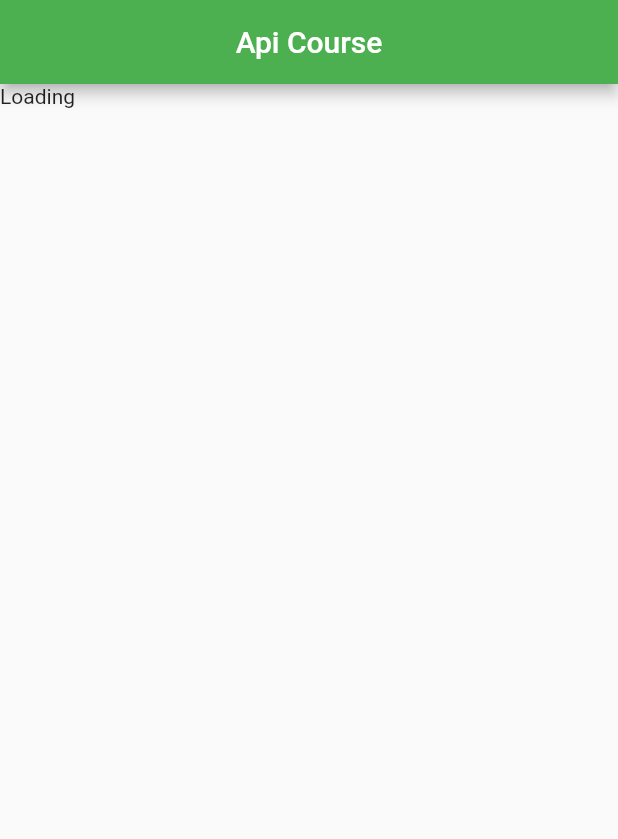
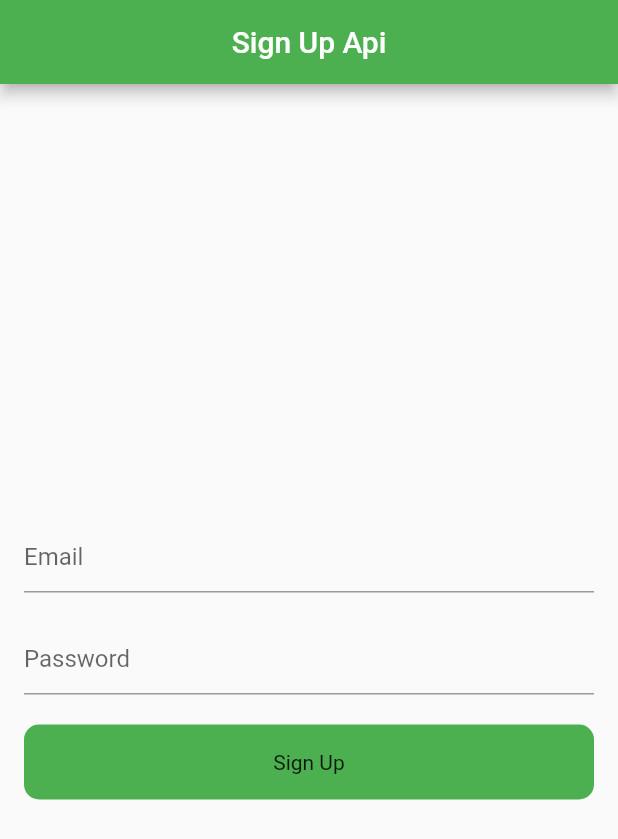
Before and after one commit to saumiknadan/REST_API_Flutter, a Flutter app: the screen it shows after launch, on a phone screen of 412 x 824 dp. Shown: the top 839 px of the screen. Run offline on Flutter 3.47's test engine with Material 2 defaults, Android fonts, the phone set to English and light mode, and no system bars; missing offline and left inert: dart:ffi.

Commit message:
SignUp using POST api

```diff
--- a/lib/main.dart
+++ b/lib/main.dart
@@ -3,6 +3,7 @@
 import 'package:rest_api_flutter/example_four.dart';
 import 'package:rest_api_flutter/example_three.dart';
 import 'package:rest_api_flutter/example_two.dart';
+import 'package:rest_api_flutter/signup.dart';
 import 'home_screen.dart';
 
 void main() {
@@ -20,6 +21,6 @@
         theme: ThemeData(
           primarySwatch: Colors.green,
         ),
-        home: const ExampleFive());
+        home: const SignUp());
   }
 }
--- /dev/null
+++ b/lib/signup.dart
@@ -0,0 +1,81 @@
+import 'package:flutter/material.dart';
+import 'package:http/http.dart' as http;
+import 'dart:convert';
+
+import 'package:http/http.dart';
+
+class SignUp extends StatefulWidget {
+  const SignUp({Key? key}) : super(key: key);
+
+  @override
+  State<SignUp> createState() => _SignUpState();
+}
+
+class _SignUpState extends State<SignUp> {
+  TextEditingController emailController = TextEditingController();
+  TextEditingController passwordController = TextEditingController();
+
+  void login(String email, password) async {
+    try {
+      Response? response = await post(
+          Uri.parse('https://reqres.in/api/register'),
+          body: {'email': email, 'password': password});
+      if (response!.statusCode == 200) {
+        print('account created successfully');
+      } else {
+        print('failed');
+      }
+    } catch (e) {
+      print(e.toString());
+    }
+  }
+
+  @override
+  Widget build(BuildContext context) {
+    return Scaffold(
+        appBar: AppBar(
+          centerTitle: true,
+          title: Text('Sign Up Api'),
+        ),
+        body: Padding(
+          padding: const EdgeInsets.all(16.0),
+          child: Column(
+            crossAxisAlignment: CrossAxisAlignment.center,
+            mainAxisAlignment: MainAxisAlignment.center,
+            children: [
+              TextFormField(
+                controller: emailController,
+                decoration: InputDecoration(hintText: 'Email'),
+              ),
+              SizedBox(
+                height: 20,
+              ),
+              TextFormField(
+                controller: passwordController,
+                decoration: InputDecoration(hintText: 'Password'),
+              ),
+              SizedBox(
+                height: 20,
+              ),
+              GestureDetector(
+                onTap: () {
+                  login(emailController.text.toString(),
+                      passwordController.text.toString());
+                },
+                child: Container(
+                  height: 50,
+                  decoration: BoxDecoration(
+                      color: Colors.green,
+                      borderRadius: BorderRadius.circular(10)),
+                  child: Center(
+                    child: Text('Sign Up'),
+                  ),
+                ),
+              )
+            ],
+          ),
+        ));
+  }
+
+  post(Uri parse, {required Map<String, dynamic> body}) {}
+}
--- a/pubspec.yaml
+++ b/pubspec.yaml
@@ -35,6 +35,7 @@
   # Use with the CupertinoIcons class for iOS style icons.
   cupertino_icons: ^1.0.2
   http: ^0.13.5
+  modal_progress_hud_nsn: ^0.3.0
 
 dev_dependencies:
   flutter_test:
```
Also changed, not shown: pubspec.lock.
